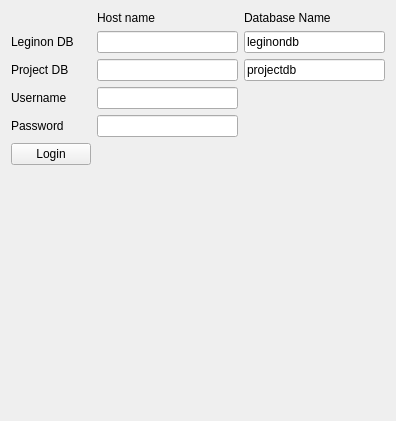
Old version of the form arachnid/core/gui/pyui/LeginonUI.ui in the repository ezralanglois/arachnid.
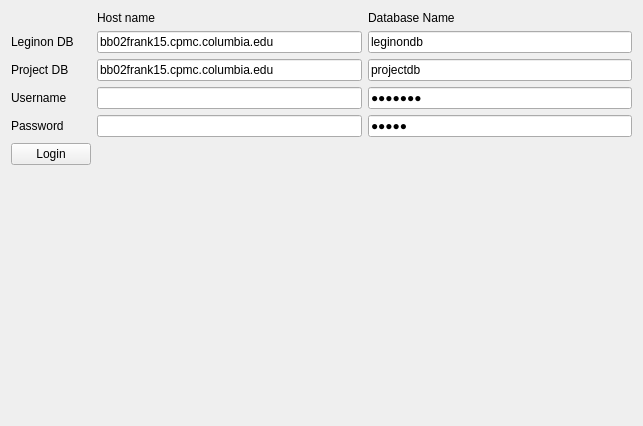
New version of the form. Icons and pictures are not drawn.

Commit message: Fixed up user interface and added more detailed login

Patch:
```diff
--- a/arachnid/core/gui/pyui/LeginonUI.ui
+++ b/arachnid/core/gui/pyui/LeginonUI.ui
@@ -6,8 +6,8 @@
    <rect>
     <x>0</x>
     <y>0</y>
-    <width>396</width>
-    <height>421</height>
+    <width>643</width>
+    <height>426</height>
    </rect>
   </property>
   <property name="windowTitle">
@@ -148,7 +148,11 @@
            </widget>
           </item>
           <item row="1" column="1">
-           <widget class="QLineEdit" name="leginonHostnameLineEdit"/>
+           <widget class="QLineEdit" name="leginonHostnameLineEdit">
+            <property name="text">
+             <string>bb02frank15.cpmc.columbia.edu</string>
+            </property>
+           </widget>
           </item>
           <item row="7" column="0">
            <widget class="QLabel" name="label_3">
@@ -168,7 +172,11 @@
            </widget>
           </item>
           <item row="3" column="1">
-           <widget class="QLineEdit" name="projectHostnameLineEdit"/>
+           <widget class="QLineEdit" name="projectHostnameLineEdit">
+            <property name="text">
+             <string>bb02frank15.cpmc.columbia.edu</string>
+            </property>
+           </widget>
           </item>
           <item row="8" column="1">
            <widget class="QLineEdit" name="passwordLineEdit">
@@ -232,6 +240,26 @@
             </property>
            </widget>
           </item>
+          <item row="7" column="2">
+           <widget class="QLineEdit" name="dbUsernameLineEdit">
+            <property name="text">
+             <string>robertl</string>
+            </property>
+            <property name="echoMode">
+             <enum>QLineEdit::Password</enum>
+            </property>
+           </widget>
+          </item>
+          <item row="8" column="2">
+           <widget class="QLineEdit" name="dbPasswordLineEdit">
+            <property name="text">
+             <string>guest</string>
+            </property>
+            <property name="echoMode">
+             <enum>QLineEdit::Password</enum>
+            </property>
+           </widget>
+          </item>
          </layout>
         </widget>
        </widget>
```
The commit also changes 3 other files.
